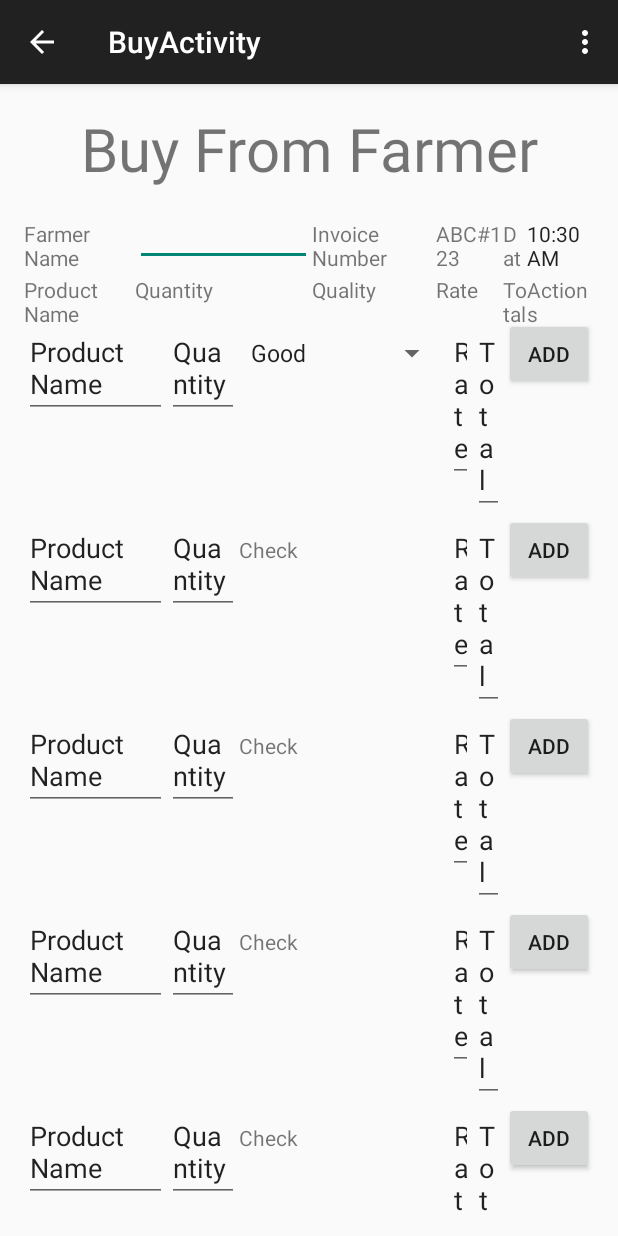
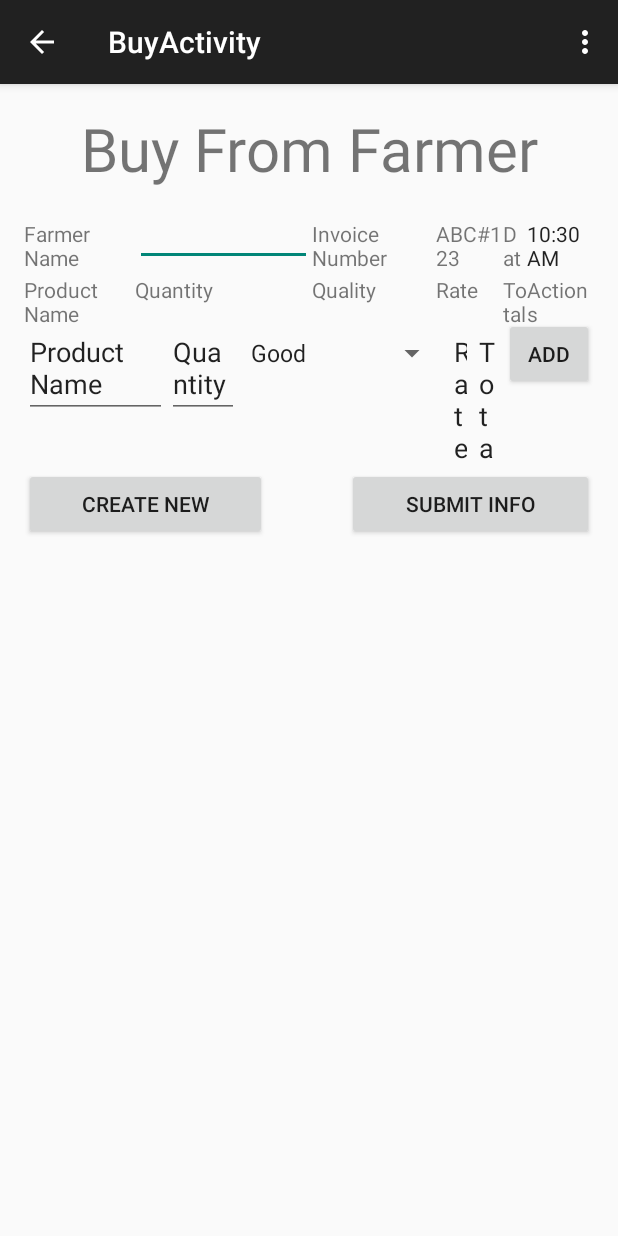
Before and after one commit to deviator206/kesa_mkt_yard01, an Android app: the BuyActivity screen opened directly, with no data from a screen before it, on a phone screen of 412 x 824 dp. Run offline under Robolectric (Android 15) with nearby library versions, the phone set to English and light mode, and no system bars.

Commit message:
added layout for farmer-1

```diff
--- a/app/src/main/res/layout/activity_buy.xml
+++ b/app/src/main/res/layout/activity_buy.xml
@@ -268,7 +268,7 @@
 
         <ScrollView
             android:layout_width="fill_parent"
-            android:layout_height="fill_parent"
+            android:layout_height="100dp"
             android:scrollbars="none"
             android:layout_weight="1"
             android:layout_marginTop="80dp">
@@ -706,6 +706,43 @@
 
     </TableLayout>
         </ScrollView>
-</RelativeLayout>
+
+        <TableLayout xmlns:android="http://schemas.android.com/apk/res/android"
+            android:layout_width="fill_parent"
+            android:layout_height="fill_parent"
+            android:id="@+id/footerTableFarmer">
+            <TableRow
+                android:layout_width="fill_parent"
+                android:layout_height="fill_parent"
+                android:stretchColumns="2"
+                android:layout_marginTop="180dp">
+
+
+                <Button
+                    android:layout_width="wrap_content"
+                    android:layout_height="wrap_content"
+                    android:text="Create New"
+                    android:id="@+id/createNewRowBtn"
+                    android:layout_column="1"
+                    android:layout_weight="1"/>
+
+
+                <TextView
+                    android:layout_column="2"
+                    android:layout_weight="1"/>
+
+
+                <Button
+                    android:layout_width="wrap_content"
+                    android:layout_height="wrap_content"
+                    android:text="Submit Info"
+                    android:id="@+id/submitFarmerDataBtn"
+                    android:layout_column="3"
+                    android:layout_weight="1"/>
+
+            </TableRow>
+            </TableLayout>
+
+    </RelativeLayout>
 
 </RelativeLayout>
```
